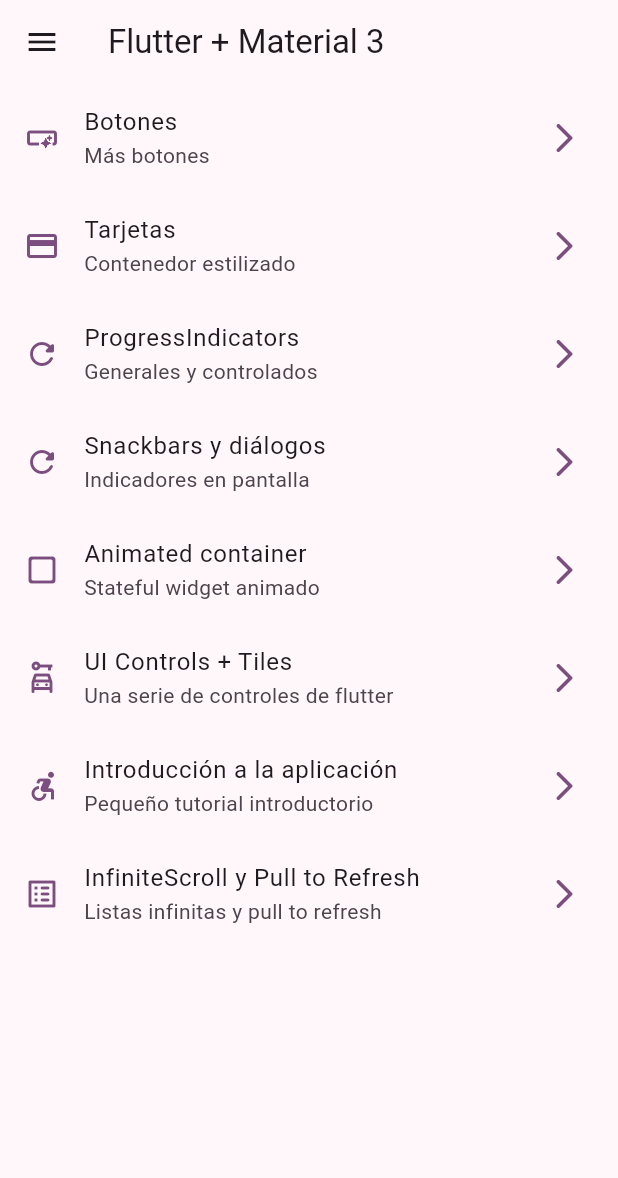
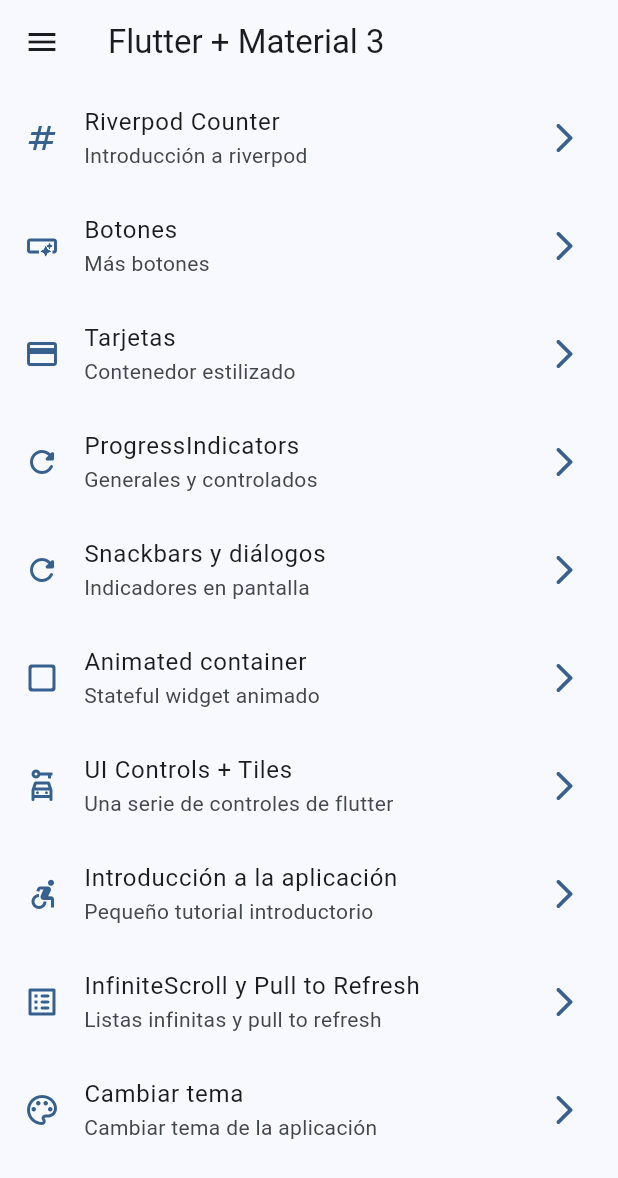
Before and after one commit to josebm01/flutter_widgets_app, a Flutter app: the screen it shows after launch, on a phone screen of 412 x 824 dp. Shown: the top 1178 px of the screen. Run offline on Flutter 3.47's test engine with Material 2 defaults, Android fonts, the phone set to English and light mode, and no system bars; our stand-ins replace animate_do, flutter_riverpod, go_router.

Commit message:
Uso de Riverpod para ver los cambios que se hacen del tema y al seleccionar el color de material de los widgets

```diff
--- a/lib/config/menu/menu_items.dart
+++ b/lib/config/menu/menu_items.dart
@@ -21,7 +21,12 @@ class MenuItem {
 
 
   const appMenuItems = <MenuItem>[
-
+    MenuItem(
+      title: 'Riverpod Counter',
+      subTitle: 'Introducción a riverpod',
+      link: '/counter',
+      icon: Icons.numbers_outlined
+    ),
     MenuItem(
       title: 'Botones',
       subTitle: 'Más botones',
@@ -74,5 +79,11 @@ class MenuItem {
       link: '/infinite',
       icon: Icons.list_alt_rounded
     ),
+    MenuItem(
+      title: 'Cambiar tema',
+      subTitle: 'Cambiar tema de la aplicación',
+      link: '/theme-changer',
+      icon: Icons.color_lens_outlined
+    ),
 
   ];
--- a/lib/config/router/app_router.dart
+++ b/lib/config/router/app_router.dart
@@ -60,5 +60,17 @@ final appRouter = GoRouter(
       builder: (context, state) => const InfiniteScrollScreen(),
     ),
 
+    GoRoute(
+      path: '/counter',
+      name: CounterScreen.name,
+      builder: (context, state) => const CounterScreen(),
+    ),
+
+    GoRoute(
+      path: '/theme-changer',
+      name: ThemeChangerScreen.name,
+      builder: (context, state) => const ThemeChangerScreen(),
+    ),
+
   ],
 );
--- a/lib/config/theme/app_theme.dart
+++ b/lib/config/theme/app_theme.dart
@@ -13,20 +13,26 @@ const colorList = <Color>[
 ];
 
 class AppTheme {
+
+  //? Propiedades
   final int selectedColor;
+  final bool isDarkMode;
 
   //? Constructor
   AppTheme({
-    this.selectedColor = 0
+    this.selectedColor = 0,
+    this.isDarkMode = false
   }):
     //? Validaciones para el color selecionado
     assert( selectedColor >= 0, 'Selected color must be greater than 0' ),
     assert( selectedColor < colorList.length, 'Selected color must be less or equal than ${ colorList.length } - 1' );
 
 
-  //? Propiedades del tema
+  //? Métodos
   ThemeData getTheme() => ThemeData(
     useMaterial3: true,
+    //? Modo oscuro
+    brightness: isDarkMode ? Brightness.dark : Brightness.light,
     //? Color elegido
     colorSchemeSeed: colorList[ selectedColor ],
     appBarTheme: const AppBarTheme(
--- a/lib/main.dart
+++ b/lib/main.dart
@@ -1,22 +1,40 @@
 import 'package:flutter/material.dart';
+import 'package:flutter_riverpod/flutter_riverpod.dart';
 import 'package:widgets_app/config/router/app_router.dart';
 import 'package:widgets_app/config/theme/app_theme.dart';
+import 'package:widgets_app/presentation/providers/theme_provider.dart';
 
 
 void main() {
-  runApp(const MainApp());
+  runApp(
+    //? Riverpod - sabrá los privider para manejar información de las vistas
+    const ProviderScope(
+      child: MainApp()
+    )
+  );
 }
 
-class MainApp extends StatelessWidget {
+class MainApp extends ConsumerWidget {
   const MainApp({super.key});
 
   @override
-  Widget build(BuildContext context) {
+  Widget build(BuildContext context, ref) {
+
+    //? Obteniendo el valor del provider del tema
+    final isDarkMode = ref.watch( isDarkProvider );
+    final selectedColor = ref.watch( selectedColorProvider );
+
+
     return MaterialApp.router(
       title: 'Flutter Widgets',
       routerConfig: appRouter,
       debugShowCheckedModeBanner: false,
-      theme: AppTheme( selectedColor: 3 ).getTheme(),
+      theme: AppTheme(
+        //? Color seleccionado de los widgets
+        selectedColor: selectedColor,
+        //? Color seleccionado para el tema dark/light
+        isDarkMode: isDarkMode
+      ).getTheme(),
     );
   }
 }
--- /dev/null
+++ b/lib/presentation/providers/counter_providers.dart
@@ -0,0 +1,4 @@
+import 'package:flutter_riverpod/flutter_riverpod.dart';
+
+//? StateProvider es un proveedor de estado, pequeña pieza de información de estado de la aplicación
+final counterProvider = StateProvider<int>((ref) => 15);
--- /dev/null
+++ b/lib/presentation/providers/theme_provider.dart
@@ -0,0 +1,12 @@
+import 'package:flutter_riverpod/flutter_riverpod.dart';
+import 'package:widgets_app/config/theme/app_theme.dart';
+
+//? Tema de la aplicación
+final isDarkProvider = StateProvider<bool>((ref) => false);
+
+//? Listado de colores inmutable
+final colorListProvider = Provider( (ref) => colorList );
+
+
+//? Simple int
+final selectedColorProvider = StateProvider((ref) => 0);
--- a/lib/presentation/screens/screens.dart
+++ b/lib/presentation/screens/screens.dart
@@ -1,5 +1,6 @@
 
 //? Archivo de importaciones global
+
 export 'package:widgets_app/presentation/screens/animated/animated_screen.dart';
 export 'package:widgets_app/presentation/screens/app_tutorial/app_tutorial_screen.dart';
 export 'package:widgets_app/presentation/screens/buttons/buttons_screen.dart';
@@ -9,3 +10,5 @@ export 'package:widgets_app/presentation/screens/infinite_scroll/infinite_scroll
 export 'package:widgets_app/presentation/screens/progress/progress_screen.dart';
 export 'package:widgets_app/presentation/screens/snackbar/snackbar_screen.dart';
 export 'package:widgets_app/presentation/screens/ui_control/ui_controls_screen.dart';
+export 'package:widgets_app/presentation/screens/counter/counter_screen.dart';
+export 'package:widgets_app/presentation/screens/theme_changer/theme_changer.dart';
--- a/pubspec.yaml
+++ b/pubspec.yaml
@@ -1,16 +1,18 @@
 name: widgets_app
 description: A new Flutter project.
-publish_to: 'none'
+publish_to: "none"
 version: 0.1.0
 
 environment:
-  sdk: '>=3.1.0 <4.0.0'
+  sdk: ">=3.1.0 <4.0.0"
 
 dependencies:
   animate_do: ^3.1.2
   flutter:
     sdk: flutter
+  flutter_riverpod: ^2.4.5
   go_router: ^11.1.2
+  riverpod: ^2.4.5
 
 dev_dependencies:
   flutter_lints: ^2.0.0
```
Also changed, not shown: lib/presentation/screens/counter/counter_screen.dart (added, +53 -0 lines), lib/presentation/screens/theme_changer/theme_changer.dart (added, +71 -0 lines), pubspec.lock.
